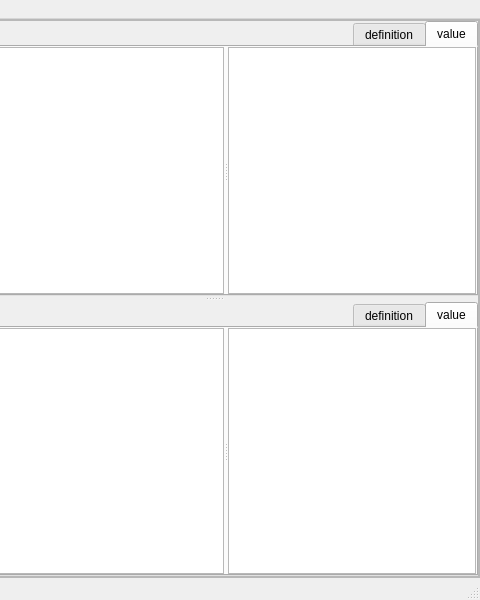
The window that spinetoolbox/ui/tree_view_form.ui (spine-tools/Spine-Toolbox) describes before a commit, drawn with Qt 5; both pictures show x 309 to 789 and y 0 to 600 of the 789 by 600 pixel window.
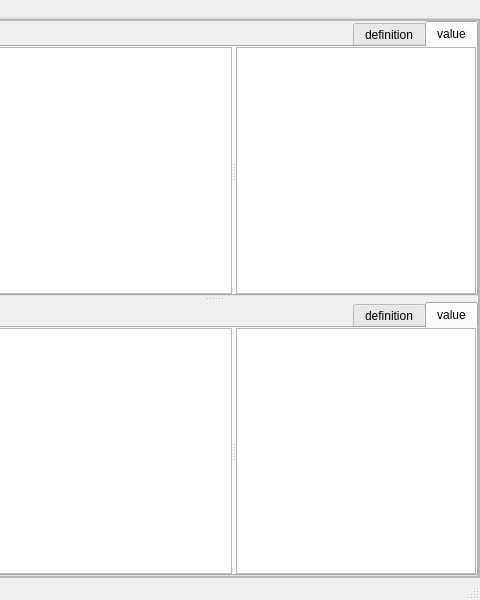
The same window after the commit. Icons and pictures are not drawn. Custom widgets are drawn as their Qt base class.

Commit message: Related to data#28. Catch and reraise errors on opening tree-view and graph-view, so we can close the db map.

Patch:
```diff
--- a/spinetoolbox/ui/tree_view_form.ui
+++ b/spinetoolbox/ui/tree_view_form.ui
@@ -293,9 +293,6 @@
                  </item>
                 </layout>
                </widget>
-               <widget class="QWidget" name="horizontalLayoutWidget">
-                <layout class="QHBoxLayout" name="horizontalLayout_4">
-                 <item>
                   <widget class="AutoFilterCopyPasteTableView" name="tableView_object_parameter_json">
                    <property name="sizePolicy">
                     <sizepolicy hsizetype="Expanding" vsizetype="Expanding">
@@ -310,9 +307,6 @@
                     <bool>false</bool>
                    </attribute>
                   </widget>
-                 </item>
-                </layout>
-               </widget>
               </widget>
              </item>
             </layout>
@@ -561,12 +555,16 @@
                  </item>
                 </layout>
                </widget>
-               <widget class="QWidget" name="horizontalLayoutWidget_2">
-                <layout class="QHBoxLayout" name="horizontalLayout_7">
-                 <item>
-                  <widget class="AutoFilterCopyPasteTableView" name="tableView_relationship_parameter_json"/>
-                 </item>
-                </layout>
+               <widget class="AutoFilterCopyPasteTableView" name="tableView_relationship_parameter_json">
+                <property name="sizePolicy">
+                 <sizepolicy hsizetype="Expanding" vsizetype="Expanding">
+                  <horstretch>1</horstretch>
+                  <verstretch>0</verstretch>
+                 </sizepolicy>
+                </property>
+                <attribute name="horizontalHeaderStretchLastSection">
+                 <bool>false</bool>
+                </attribute>
                </widget>
               </widget>
              </item>
```
Left out of the diff: 4 changed lines with no effect on the pictures. Lines whose indentation alone changed are shown as unchanged. The commit also changes 4 other files.
